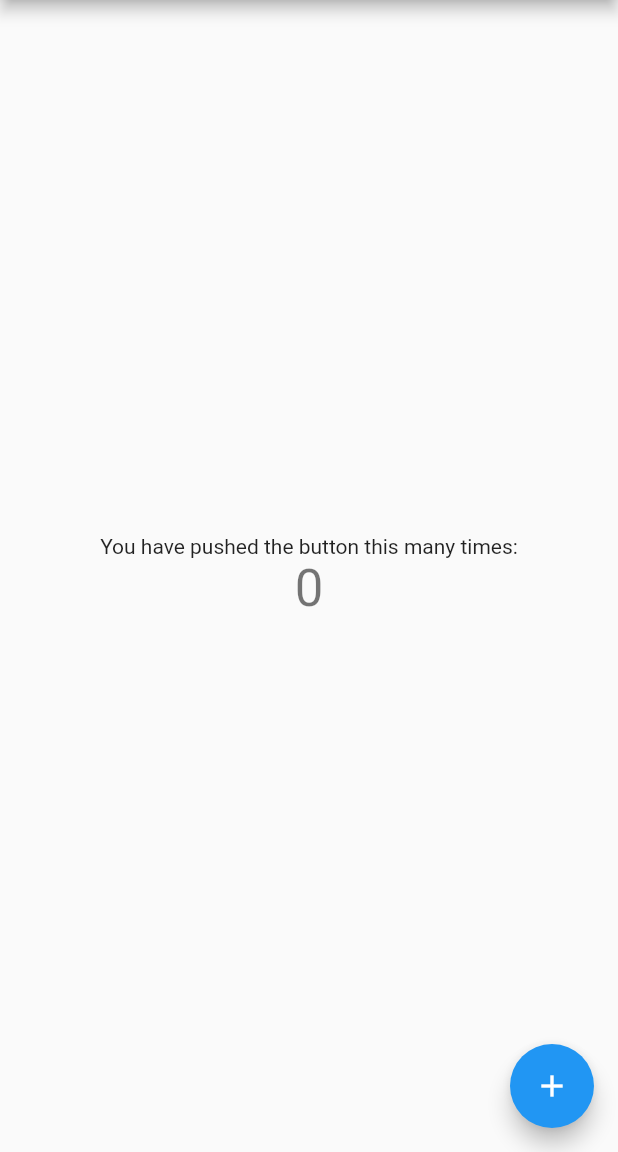
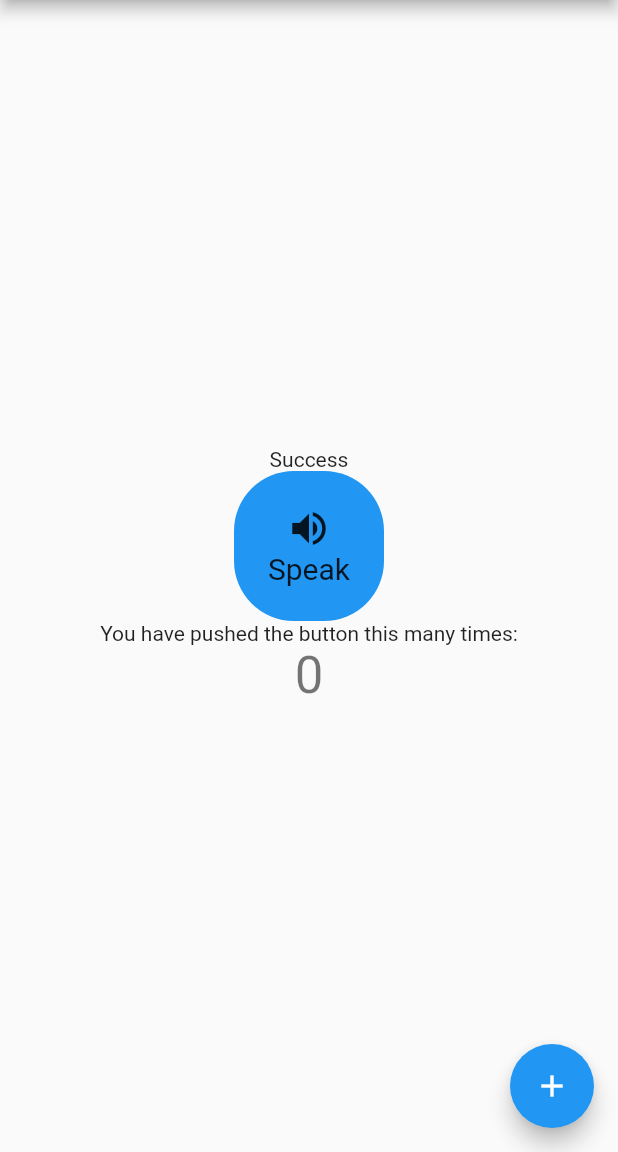
Before and after one commit to pink-flutter-unicorns/aphasia, a Flutter app: the screen it shows after launch, after a tap on the "add" icon, on a phone screen of 412 x 824 dp, the part 84-1236 px from its top. Run offline on Flutter 3.47's test engine with Material 2 defaults, Android fonts, the phone set to English and light mode, and no system bars; our stand-ins replace flutter_tts.

Commit message:
* add scaffold for time to text class

```diff
--- a/lib/main.dart
+++ b/lib/main.dart
@@ -1,17 +1,17 @@
+import 'package:aphasia/play_button.dart';
+import 'package:aphasia/time_picker.dart';
 import 'package:flutter/material.dart';
 import 'package:flutter_tts/flutter_tts.dart';
 
 void main() => runApp(MyApp());
 
 class MyApp extends StatelessWidget {
-
   // This widget is the root of your application.
   @override
   Widget build(BuildContext context) {
     return MaterialApp(
       title: 'Flutter Demo',
       theme: ThemeData(
-
         primarySwatch: Colors.blue,
       ),
       home: MyHomePage(title: 'Flutter Demo Home Page'),
@@ -21,7 +21,6 @@ class MyApp extends StatelessWidget {
 
 class MyHomePage extends StatefulWidget {
   MyHomePage({Key key, this.title}) : super(key: key);
-
 
   final String title;
 
@@ -33,27 +32,27 @@ class _MyHomePageState extends State<MyHomePage> {
   int _counter = 0;
   FlutterTts flutterTts = FlutterTts();
 
-  void _incrementCounter() async {
-    await flutterTts.setLanguage("en-US");
+  void speakOut() async {
+    await flutterTts.setLanguage("de");
     await flutterTts.setVolume(1.0);
-    await flutterTts.speak("foo");
-
+    await flutterTts.speak("Zwölf Uhr Mittags");
   }
 
   @override
   Widget build(BuildContext context) {
-
     return Scaffold(
       appBar: AppBar(
-
         title: Text(widget.title),
       ),
       body: Center(
-
         child: Column(
-
           mainAxisAlignment: MainAxisAlignment.center,
           children: <Widget>[
+            TimePicker(),
+            new GestureDetector(
+              child: PlayButton(),
+              onTap: speakOut
+            ),
             Text(
               'You have pushed the button this many times:',
             ),
@@ -65,7 +64,7 @@ class _MyHomePageState extends State<MyHomePage> {
         ),
       ),
       floatingActionButton: FloatingActionButton(
-        onPressed: _incrementCounter,
+        onPressed: speakOut,
         tooltip: 'Increment',
         child: Icon(Icons.add),
       ), // This trailing comma makes auto-formatting nicer for build methods.
--- /dev/null
+++ b/lib/play_button.dart
@@ -0,0 +1,31 @@
+import 'package:flutter/material.dart';
+import 'package:flutter/widgets.dart';
+
+class PlayButton extends StatelessWidget {
+  @override
+  Widget build(BuildContext context) {
+    return Container(
+      height: 100,
+      width: 100,
+      decoration: new BoxDecoration(
+        borderRadius: new BorderRadius.circular(40.0),
+        color: Colors.blue,
+      ),
+      child: Center(
+        child: Padding(
+          padding: const EdgeInsets.all(8.0),
+          child: Column(
+            mainAxisAlignment: MainAxisAlignment.center,
+            children: <Widget>[
+          Icon(Icons.volume_up, size: 30,),
+          Text(
+            "Speak",
+            style: TextStyle(fontSize: 20),
+          ),
+            ],
+          ),
+        ),
+      ),
+    );
+  }
+}
--- /dev/null
+++ b/lib/time_picker.dart
@@ -0,0 +1,15 @@
+import 'package:flutter/widgets.dart';
+
+class TimePicker extends StatefulWidget {
+  @override
+  _TimePickerState createState() => _TimePickerState();
+}
+
+class _TimePickerState extends State<TimePicker> {
+  @override
+  Widget build(BuildContext context) {
+    return Container(
+      child: Text("Success"),
+    );
+  }
+}
```
